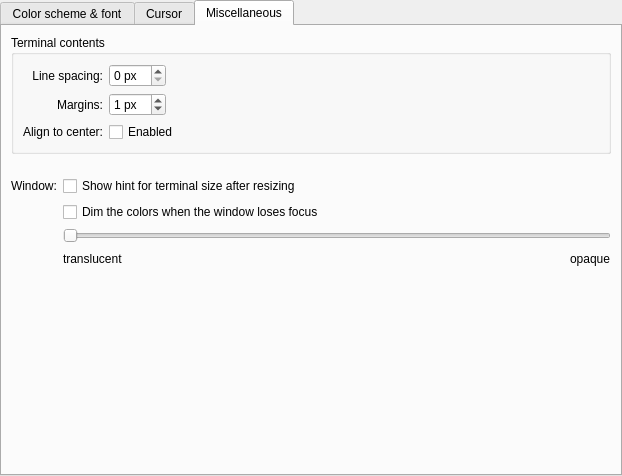
Above: src/widgets/EditProfileAppearancePage.ui from KDE/konsole before the change. Below: the same form after it.
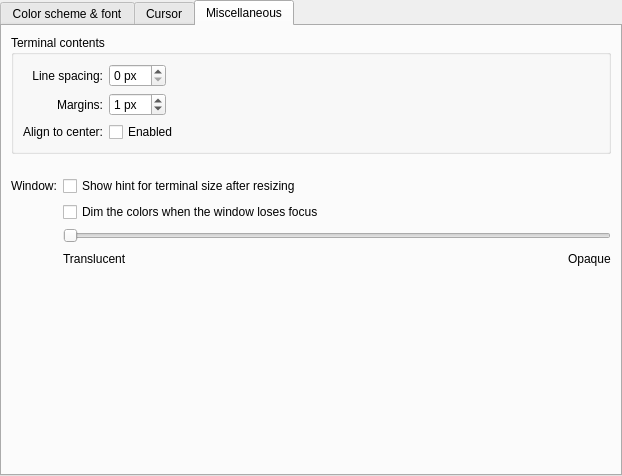
That is the form after the change. The open tabs and pages were chosen to show the change. Custom widgets are drawn as their Qt base class.

Commit message: Capitalize Translucent and Opaque

What changed in the file:
```diff
--- a/src/widgets/EditProfileAppearancePage.ui
+++ b/src/widgets/EditProfileAppearancePage.ui
@@ -678,7 +678,7 @@
            <item>
             <widget class="QLabel" name="label_9">
              <property name="text">
-              <string>translucent</string>
+              <string>Translucent</string>
              </property>
             </widget>
            </item>
@@ -698,7 +698,7 @@
            <item>
             <widget class="QLabel" name="label_6">
              <property name="text">
-              <string>opaque</string>
+              <string>Opaque</string>
              </property>
             </widget>
            </item>
```
